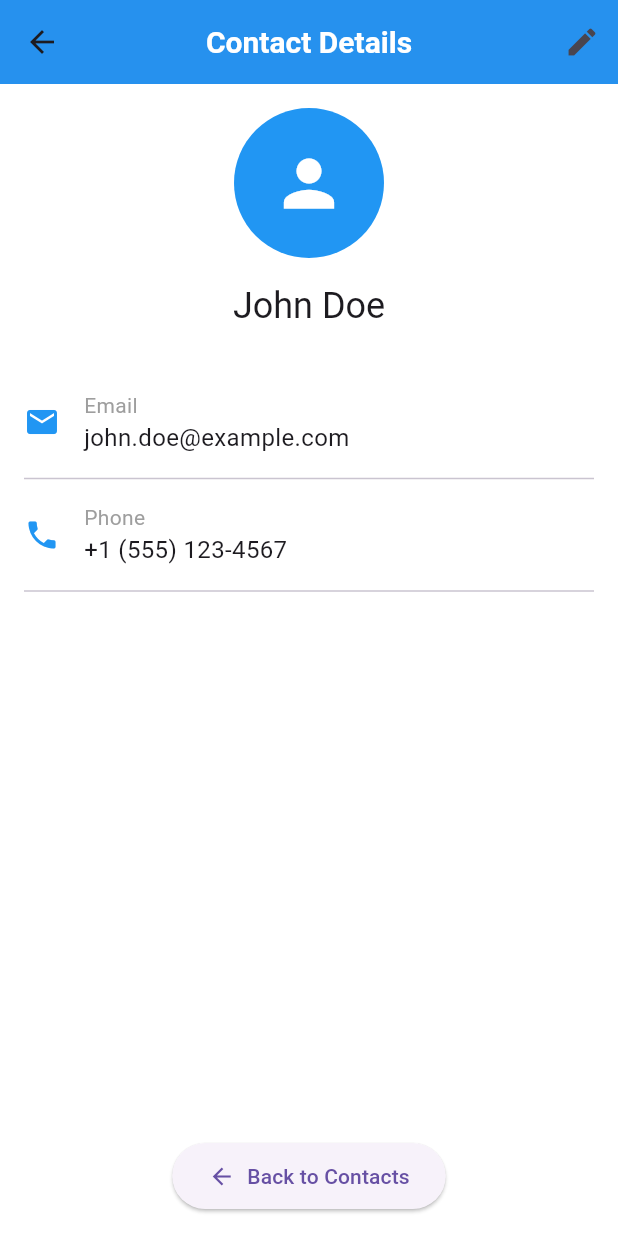
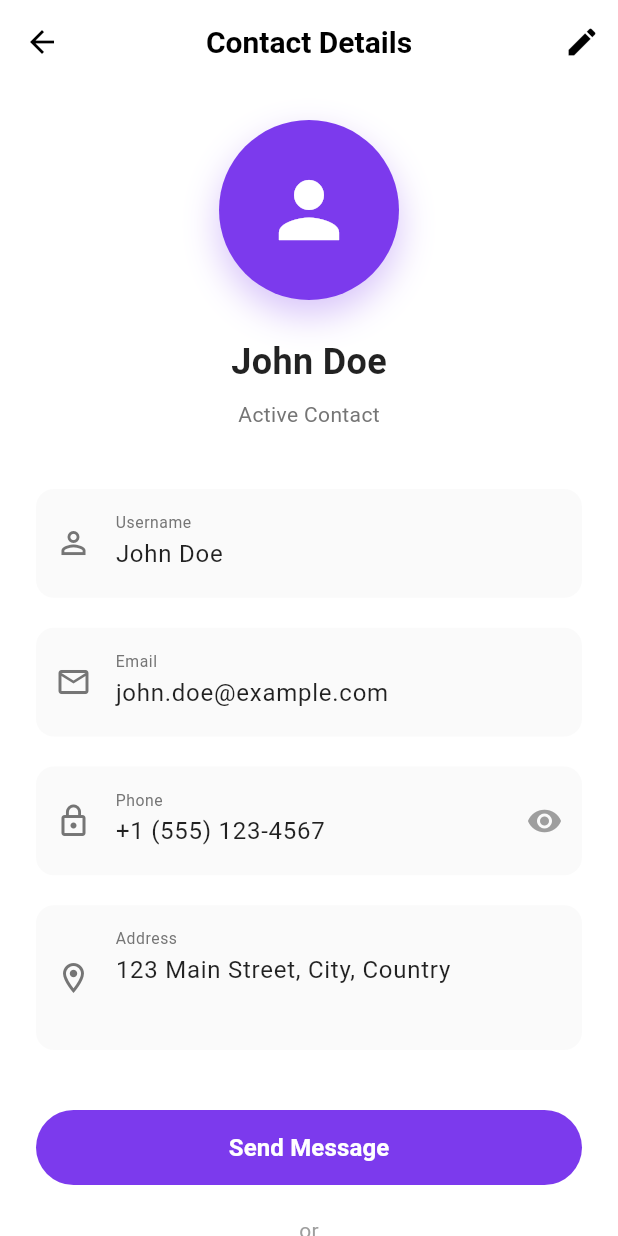
Before and after one commit to sanjeewaDeshapriya/Torva, a Flutter app: the ContactPage screen opened by its route, on a phone screen of 412 x 824 dp. Run offline on Flutter 3.47's test engine with Material 3 defaults, Android fonts, the phone set to English and light mode, and no system bars; our stand-ins replace cloud_firestore, firebase_auth, firebase_core, firebase_storage, geocoding, geolocator and 2 more; accounts and stored records are empty; network calls fail.

Commit message:
create contact page

```diff
--- a/lib/screens/contact/contact_page.dart
+++ b/lib/screens/contact/contact_page.dart
@@ -8,158 +8,292 @@ class ContactPage extends StatefulWidget {
 }
 
 class _ContactPageState extends State<ContactPage> {
-  final TextEditingController _nameController = TextEditingController(
-    text: 'John Doe',
-  );
-  final TextEditingController _emailController = TextEditingController(
-    text: 'john.doe@example.com',
-  );
-  final TextEditingController _phoneController = TextEditingController(
-    text: '+1 (555) 123-4567',
-  );
+  final TextEditingController _nameController = TextEditingController();
+  final TextEditingController _emailController = TextEditingController();
+  final TextEditingController _phoneController = TextEditingController();
+  final TextEditingController _addressController = TextEditingController();
+
+  bool _obscurePhone = false;
+  bool _isEditing = false;
+
+  @override
+  void initState() {
+    super.initState();
+    // Initialize with some default values
+    _nameController.text = 'John Doe';
+    _emailController.text = 'john.doe@example.com';
+    _phoneController.text = '+1 (555) 123-4567';
+    _addressController.text = '123 Main Street, City, Country';
+  }
 
   @override
   void dispose() {
     _nameController.dispose();
     _emailController.dispose();
     _phoneController.dispose();
+    _addressController.dispose();
     super.dispose();
   }
 
   @override
   Widget build(BuildContext context) {
     return Scaffold(
+      backgroundColor: Colors.white,
       appBar: AppBar(
-        title: const Text('Contact Details'),
-        elevation: 2,
+        backgroundColor: Colors.white,
+        elevation: 0,
+        leading: IconButton(
+          icon: const Icon(Icons.arrow_back, color: Colors.black),
+          onPressed: () => Navigator.pop(context),
+        ),
+        title: const Text(
+          'Contact Details',
+          style: TextStyle(color: Colors.black),
+        ),
         actions: [
           IconButton(
-            icon: const Icon(Icons.edit),
+            icon: Icon(
+              _isEditing ? Icons.save : Icons.edit,
+              color: Colors.black,
+            ),
             onPressed: () {
-              // Open edit mode
-              _showEditDialog();
+              setState(() {
+                _isEditing = !_isEditing;
+              });
             },
           ),
         ],
       ),
-      body: Padding(
-        padding: const EdgeInsets.all(16.0),
+      body: SingleChildScrollView(
+        child: Padding(
+          padding: const EdgeInsets.all(24.0),
           child: Column(
-          crossAxisAlignment: CrossAxisAlignment.start,
+            crossAxisAlignment: CrossAxisAlignment.center,
             children: [
-            // Contact avatar and name
-            Center(
-              child: Column(
+              // Profile Avatar
+              Stack(
+                alignment: Alignment.bottomRight,
                 children: [
-                  const CircleAvatar(
-                    radius: 50,
-                    backgroundColor: Colors.blue,
-                    child: Icon(Icons.person, size: 50, color: Colors.white),
-                  ),
-                  const SizedBox(height: 16),
-                  Text(
-                    _nameController.text,
-                    style: Theme.of(context).textTheme.headlineSmall,
+                  Container(
+                    width: 120,
+                    height: 120,
+                    decoration: BoxDecoration(
+                      color: const Color(0xFF7C3AED),
+                      shape: BoxShape.circle,
+                      boxShadow: [
+                        BoxShadow(
+                          color: const Color(0xFF7C3AED).withOpacity(0.3),
+                          blurRadius: 20,
+                          offset: const Offset(0, 10),
                         ),
                       ],
                     ),
+                    child: const Icon(
+                      Icons.person,
+                      size: 60,
+                      color: Colors.white,
                     ),
-            const SizedBox(height: 32),
+                  ),
+                  if (_isEditing)
+                    Container(
+                      width: 36,
+                      height: 36,
+                      decoration: BoxDecoration(
+                        color: Colors.white,
+                        shape: BoxShape.circle,
+                        border: Border.all(
+                          color: Colors.grey.shade300,
+                          width: 2,
+                        ),
+                      ),
+                      child: const Icon(
+                        Icons.camera_alt,
+                        size: 20,
+                        color: Color(0xFF7C3AED),
+                      ),
+                    ),
+                ],
+              ),
+              const SizedBox(height: 24),
 
-            // Contact information
-            _buildInfoTile(Icons.email, 'Email', _emailController.text),
-            const Divider(),
-            _buildInfoTile(Icons.phone, 'Phone', _phoneController.text),
-            const Divider(),
+              // Name
+              Text(
+                _nameController.text,
+                style: const TextStyle(
+                  fontSize: 24,
+                  fontWeight: FontWeight.bold,
+                  color: Colors.black87,
+                ),
+              ),
+              const SizedBox(height: 8),
 
-            const Spacer(),
+              // Status
+              Text(
+                'Active Contact',
+                style: TextStyle(fontSize: 14, color: Colors.grey.shade600),
+              ),
 
-            // Back button at the bottom of the screen
-            Center(
-              child: ElevatedButton.icon(
+              const SizedBox(height: 40),
+
+              // Contact Information Fields
+              _buildContactField(
+                icon: Icons.person_outline,
+                label: 'Username',
+                controller: _nameController,
+                enabled: _isEditing,
+              ),
+
+              const SizedBox(height: 20),
+
+              _buildContactField(
+                icon: Icons.email_outlined,
+                label: 'Email',
+                controller: _emailController,
+                enabled: _isEditing,
+                keyboardType: TextInputType.emailAddress,
+              ),
+
+              const SizedBox(height: 20),
+
+              _buildContactField(
+                icon: Icons.lock_outline,
+                label: 'Phone',
+                controller: _phoneController,
+                enabled: _isEditing,
+                keyboardType: TextInputType.phone,
+                obscureText: _obscurePhone,
+                suffixIcon: IconButton(
+                  icon: Icon(
+                    _obscurePhone ? Icons.visibility_off : Icons.visibility,
+                    color: Colors.grey,
+                  ),
                   onPressed: () {
-                  Navigator.pop(context);
+                    setState(() {
+                      _obscurePhone = !_obscurePhone;
+                    });
                   },
-                icon: const Icon(Icons.arrow_back),
-                label: const Text('Back to Contacts'),
+                ),
+              ),
+
+              const SizedBox(height: 20),
+
+              _buildContactField(
+                icon: Icons.location_on_outlined,
+                label: 'Address',
+                controller: _addressController,
+                enabled: _isEditing,
+                maxLines: 2,
+              ),
+
+              const SizedBox(height: 40),
+
+              // Action Button
+              if (!_isEditing)
+                Column(
+                  children: [
+                    SizedBox(
+                      width: double.infinity,
+                      height: 50,
+                      child: ElevatedButton(
+                        onPressed: () {
+                          // Handle contact action
+                        },
                         style: ElevatedButton.styleFrom(
-                  padding: const EdgeInsets.symmetric(
-                    horizontal: 24,
-                    vertical: 12,
+                          backgroundColor: const Color(0xFF7C3AED),
+                          shape: RoundedRectangleBorder(
+                            borderRadius: BorderRadius.circular(25),
+                          ),
+                          elevation: 0,
+                        ),
+                        child: const Text(
+                          'Send Message',
+                          style: TextStyle(
+                            fontSize: 16,
+                            fontWeight: FontWeight.w600,
+                            color: Colors.white,
+                          ),
+                        ),
+                      ),
+                    ),
+                    const SizedBox(height: 20),
+                    const Text(
+                      'or',
+                      style: TextStyle(color: Colors.grey, fontSize: 14),
+                    ),
+                    const SizedBox(height: 20),
+                    SizedBox(
+                      width: double.infinity,
+                      height: 50,
+                      child: OutlinedButton.icon(
+                        onPressed: () {
+                          // Handle call action
+                        },
+                        icon: const Icon(Icons.phone, color: Color(0xFF7C3AED)),
+                        label: const Text(
+                          'Call Contact',
+                          style: TextStyle(
+                            fontSize: 16,
+                            fontWeight: FontWeight.w600,
+                            color: Color(0xFF7C3AED),
+                          ),
+                        ),
+                        style: OutlinedButton.styleFrom(
+                          side: BorderSide(color: Colors.grey.shade300),
+                          shape: RoundedRectangleBorder(
+                            borderRadius: BorderRadius.circular(25),
                           ),
                         ),
                       ),
                     ),
                   ],
                 ),
+            ],
+          ),
+        ),
       ),
     );
   }
 
-  Widget _buildInfoTile(IconData icon, String label, String value) {
-    return Padding(
-      padding: const EdgeInsets.symmetric(vertical: 8.0),
-      child: Row(
-        children: [
-          Icon(icon, color: Colors.blue),
-          const SizedBox(width: 16),
-          Column(
-            crossAxisAlignment: CrossAxisAlignment.start,
-            children: [
-              Text(
-                label,
-                style: const TextStyle(fontSize: 14, color: Colors.grey),
+  Widget _buildContactField({
+    required IconData icon,
+    required String label,
+    required TextEditingController controller,
+    bool enabled = true,
+    TextInputType? keyboardType,
+    bool obscureText = false,
+    Widget? suffixIcon,
+    int maxLines = 1,
+  }) {
+    return Container(
+      decoration: BoxDecoration(
+        color: Colors.grey.shade50,
+        borderRadius: BorderRadius.circular(12),
+        border: Border.all(
+          color:
+              enabled
+                  ? const Color(0xFF7C3AED).withOpacity(0.3)
+                  : Colors.transparent,
+          width: 1,
         ),
-              Text(value, style: const TextStyle(fontSize: 16)),
-            ],
       ),
-        ],
+      child: TextField(
+        controller: controller,
+        enabled: enabled,
+        keyboardType: keyboardType,
+        obscureText: obscureText,
+        maxLines: maxLines,
+        style: const TextStyle(fontSize: 16, color: Colors.black87),
+        decoration: InputDecoration(
+          prefixIcon: Icon(icon, color: Colors.grey.shade600),
+          suffixIcon: suffixIcon,
+          labelText: label,
+          labelStyle: TextStyle(color: Colors.grey.shade600, fontSize: 14),
+          border: InputBorder.none,
+          contentPadding: const EdgeInsets.symmetric(
+            horizontal: 16,
+            vertical: 16,
           ),
-    );
-  }
-
-  void _showEditDialog() {
-    showDialog(
-      context: context,
-      builder:
-          (context) => AlertDialog(
-            title: const Text('Edit Contact'),
-            content: Column(
-              mainAxisSize: MainAxisSize.min,
-              children: [
-                TextField(
-                  controller: _nameController,
-                  decoration: const InputDecoration(labelText: 'Name'),
         ),
-                TextField(
-                  controller: _emailController,
-                  decoration: const InputDecoration(labelText: 'Email'),
-                  keyboardType: TextInputType.emailAddress,
-                ),
-                TextField(
-                  controller: _phoneController,
-                  decoration: const InputDecoration(labelText: 'Phone'),
-                  keyboardType: TextInputType.phone,
-                ),
-              ],
-            ),
-            actions: [
-              TextButton(
-                onPressed: () {
-                  Navigator.pop(context);
-                },
-                child: const Text('CANCEL'),
-              ),
-              TextButton(
-                onPressed: () {
-                  setState(() {
-                    // The changes are already in the controller
-                  });
-                  Navigator.pop(context);
-                },
-                child: const Text('SAVE'),
-              ),
-            ],
       ),
     );
   }
```
Lines whose indentation alone changed are shown as unchanged.
